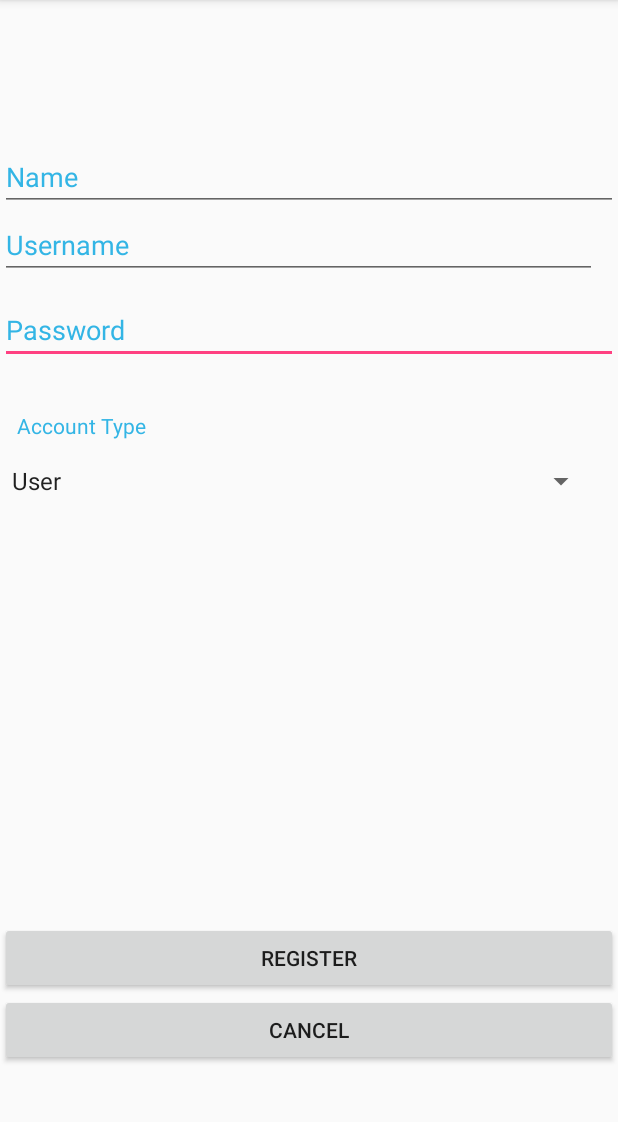
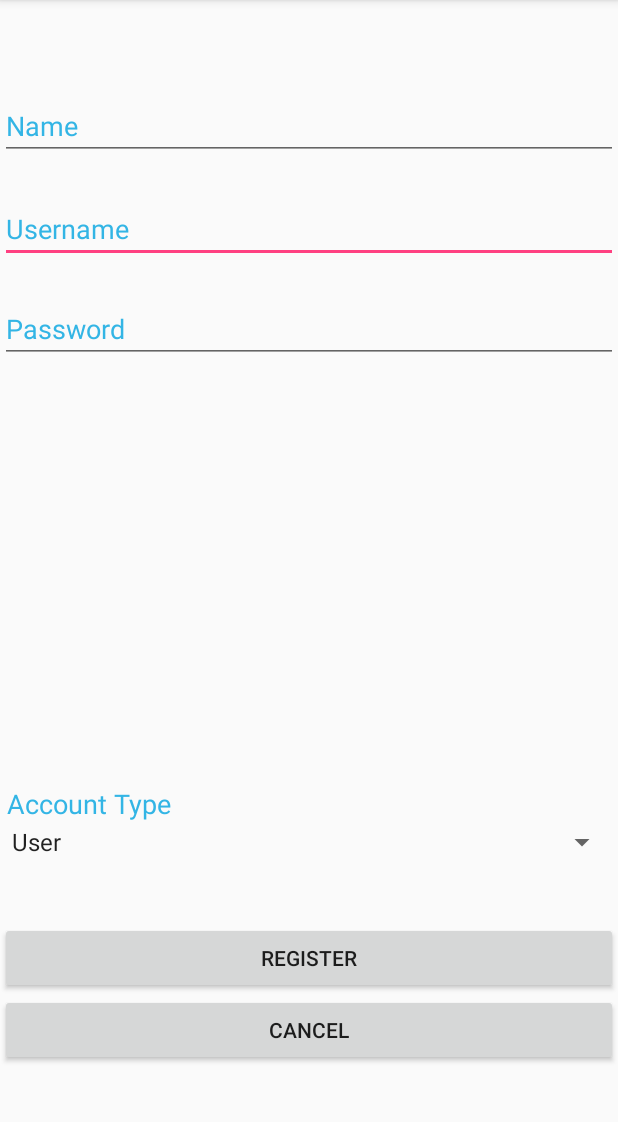
Before and after one commit to karentaub/2340-project, an Android app: the RegistrationActivity screen opened directly, with no data from a screen before it, on a phone screen of 412 x 824 dp, the part 84-1206 px from its top. Run offline under Robolectric (Android 15) with nearby library versions, the phone set to English and light mode, and no system bars; our stand-ins replace Firebase (no records; nobody signed in at launch, a user with empty details on screens opened directly).

Commit message:
fixed ui

```diff
--- a/WaterApp/app/src/main/res/layout/activity_registration.xml
+++ b/WaterApp/app/src/main/res/layout/activity_registration.xml
@@ -20,27 +20,15 @@
             android:id="@+id/register_registration_button"
             android:layout_above="@+id/cancel_registration_button"
             android:layout_alignParentStart="true"/>
-    <EditText
-            android:layout_width="match_parent"
-            android:layout_height="wrap_content"
-            android:textColorHint="@android:color/holo_blue_light"
-            android:inputType="textPassword"
-            android:ems="10"
-            android:id="@+id/password_registration_EditText"
-            android:hint="Password"
-            android:layout_below="@+id/username_registration_EditText"
-            android:layout_centerHorizontal="true"
-            android:layout_marginTop="11dp"/>
 
 
     <Spinner
         android:layout_width="match_parent"
         android:layout_height="wrap_content"
         android:id="@+id/spinner"
-        android:layout_below="@+id/textView2"
-        android:layout_alignParentEnd="true"
-        android:layout_marginEnd="14dp"
-        android:layout_marginTop="15dp" />
+        android:layout_marginBottom="41dp"
+        android:layout_above="@+id/register_registration_button"
+        android:layout_alignParentStart="true" />
 
     <EditText
             android:hint="Username"
@@ -48,8 +36,32 @@
             android:layout_width="match_parent"
             android:layout_height="wrap_content"
             android:id="@+id/username_registration_EditText"
+        android:layout_marginTop="23dp"
+        android:textSize="18dp"
         android:layout_below="@+id/name_registration_EditText"
-        android:layout_alignEnd="@+id/spinner" />
+        android:layout_alignParentStart="true" />
+
+    <EditText
+            android:layout_width="match_parent"
+            android:layout_height="wrap_content"
+            android:textColorHint="@android:color/holo_blue_light"
+            android:id="@+id/password_registration_EditText"
+            android:hint="Password"
+        android:textSize="18dp"
+        android:layout_below="@+id/username_registration_EditText"
+        android:layout_alignParentStart="true"
+        android:layout_marginTop="21dp" />
+
+    <TextView
+        android:text=" Account Type"
+        android:textColor="@android:color/holo_blue_light"
+        android:layout_width="match_parent"
+        android:layout_height="wrap_content"
+        android:id="@+id/textView2"
+        android:layout_marginBottom="25dp"
+        android:textSize="18dp"
+        android:layout_alignBottom="@+id/spinner"
+        android:layout_alignParentStart="true" />
 
     <EditText
         android:hint="Name"
@@ -57,18 +69,9 @@
         android:layout_width="match_parent"
         android:layout_height="wrap_content"
         android:id="@+id/name_registration_EditText"
-        android:layout_marginTop="95dp"
+        android:layout_marginTop="61dp"
+        android:textSize="18dp"
+
         android:layout_alignParentTop="true"
         android:layout_alignParentStart="true" />
-
-    <TextView
-        android:text="Account Type"
-        android:textColor="@android:color/holo_blue_light"
-        android:layout_width="match_parent"
-        android:layout_height="wrap_content"
-        android:id="@+id/textView2"
-        android:layout_marginTop="31dp"
-        android:layout_below="@+id/password_registration_EditText"
-        android:layout_alignParentStart="true"
-        android:layout_marginStart="11dp" />
 </RelativeLayout>
```
Also changed, not shown: WaterApp/app/src/main/res/layout/activity_profile.xml (+30 -21 lines).
